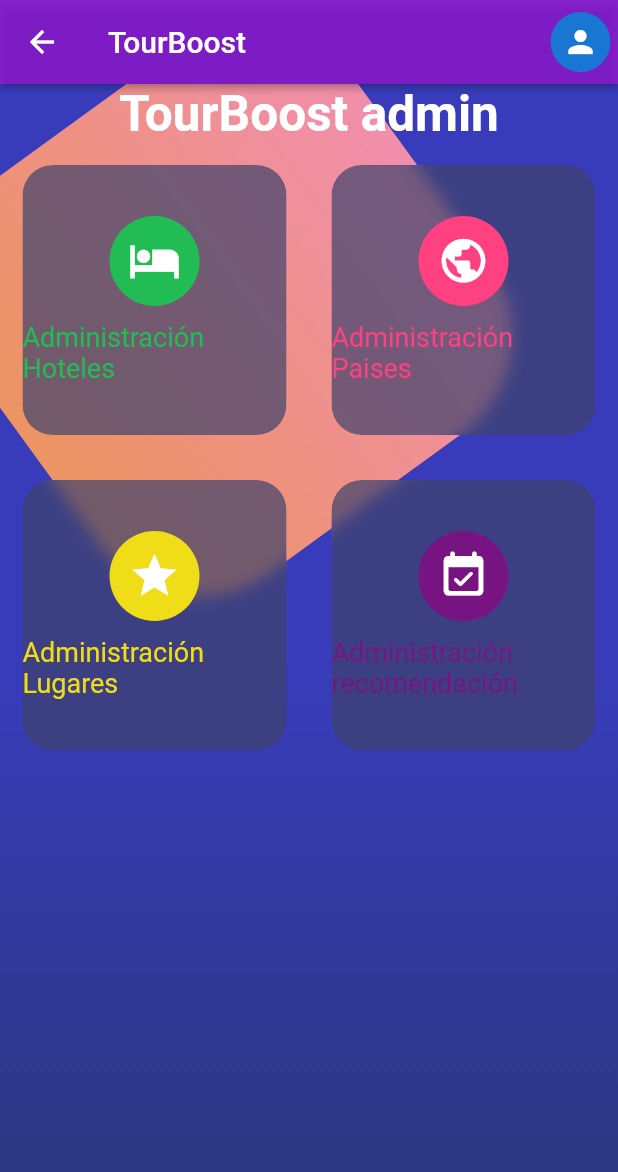
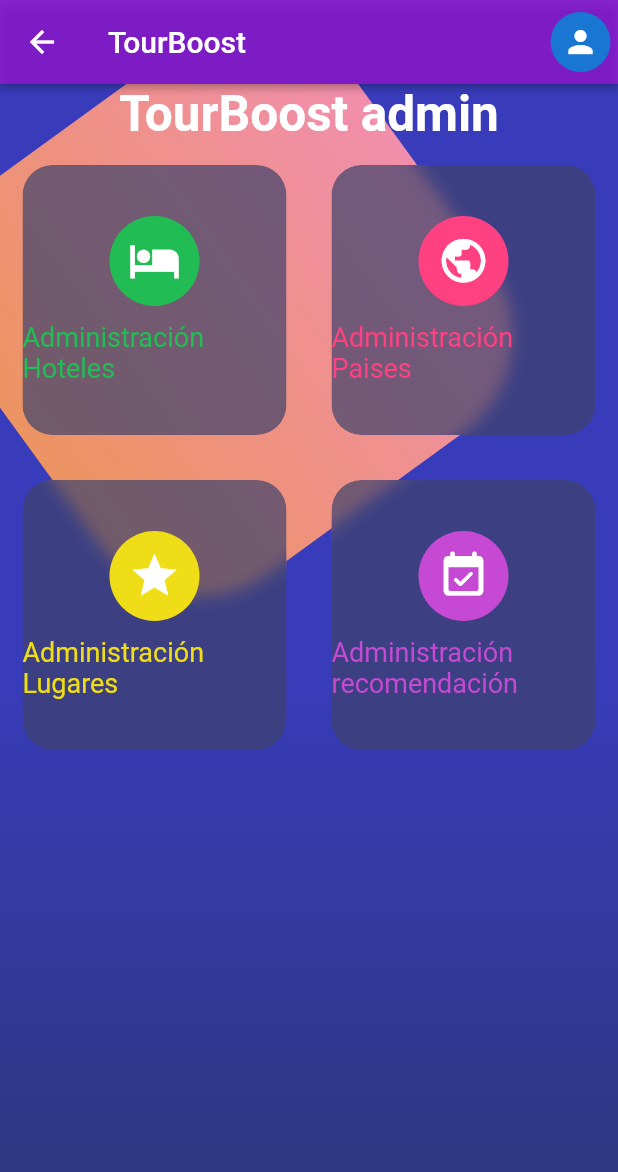
Before and after one commit to gjescuderoamodeo/tourboost_app, a Flutter app: the HomeScreen2 screen opened by its route, on a phone screen of 412 x 824 dp. Shown: the top 1172 px of the screen. Run offline on Flutter 3.47's test engine with Material 2 defaults, Android fonts, the light colour scheme and no system bars; our stand-ins replace flutter_secure_storage, fluttertoast, google_fonts, google_maps_flutter, permission_handler and 1 more; missing offline and left inert: dart:ffi, dart_jsonwebtoken; accounts and stored records are empty; network calls fail.

Commit message:
Update card_table2.dart

```diff
--- a/lib/widgets/card_table2.dart
+++ b/lib/widgets/card_table2.dart
@@ -48,7 +48,7 @@ class CardTable2 extends StatelessWidget {
               Navigator.pushNamed(context, 'adminrecomendacion');
             },
             child: const _SigleCard(
-              color: Color.fromARGB(255, 119, 20, 130),
+              color: Color.fromARGB(255, 198, 73, 212),
               icon: Icons.event_available_rounded,
               text: 'Administración recomendación',
             ),
```
